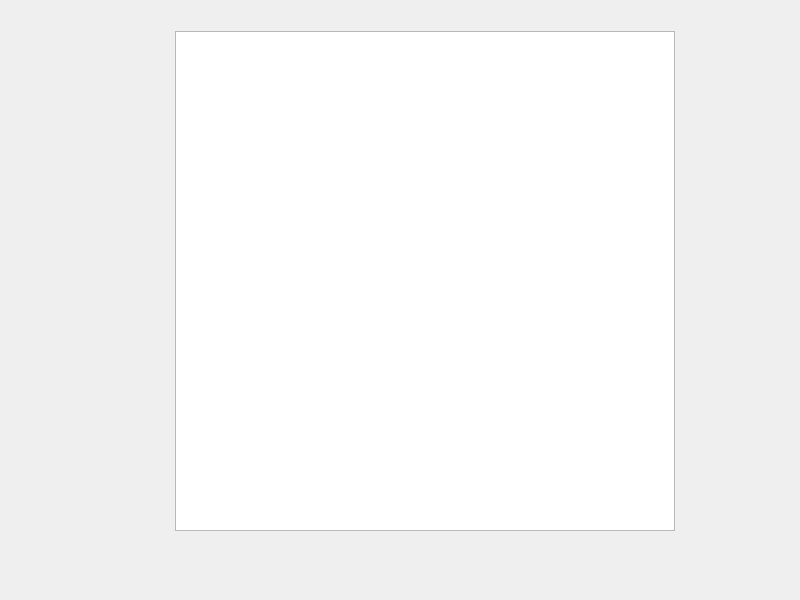
Before: the Qt Designer form JuegoFinal/game.ui in juanjodiaz04/Proyecto-Info2, drawn with Qt 5.
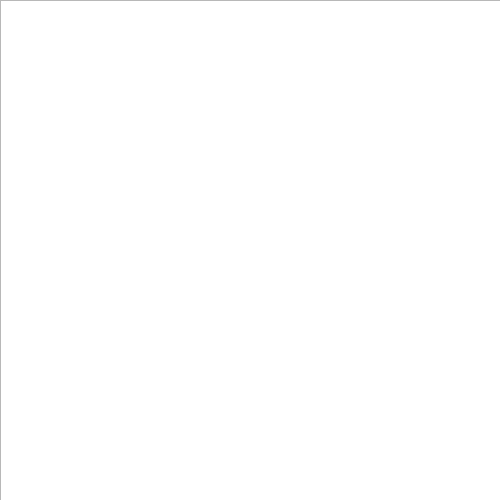
After: the same form once the commit is applied.

The edit to the form file:
```diff
--- a/JuegoFinal/game.ui
+++ b/JuegoFinal/game.ui
@@ -6,8 +6,8 @@
    <rect>
     <x>0</x>
     <y>0</y>
-    <width>800</width>
-    <height>600</height>
+    <width>500</width>
+    <height>500</height>
    </rect>
   </property>
   <property name="windowTitle">
@@ -17,10 +17,10 @@
    <widget class="QGraphicsView" name="graphicsView">
     <property name="geometry">
      <rect>
-      <x>175</x>
-      <y>31</y>
-      <width>500</width>
-      <height>500</height>
+      <x>0</x>
+      <y>0</y>
+      <width>501</width>
+      <height>501</height>
      </rect>
     </property>
    </widget>
```
